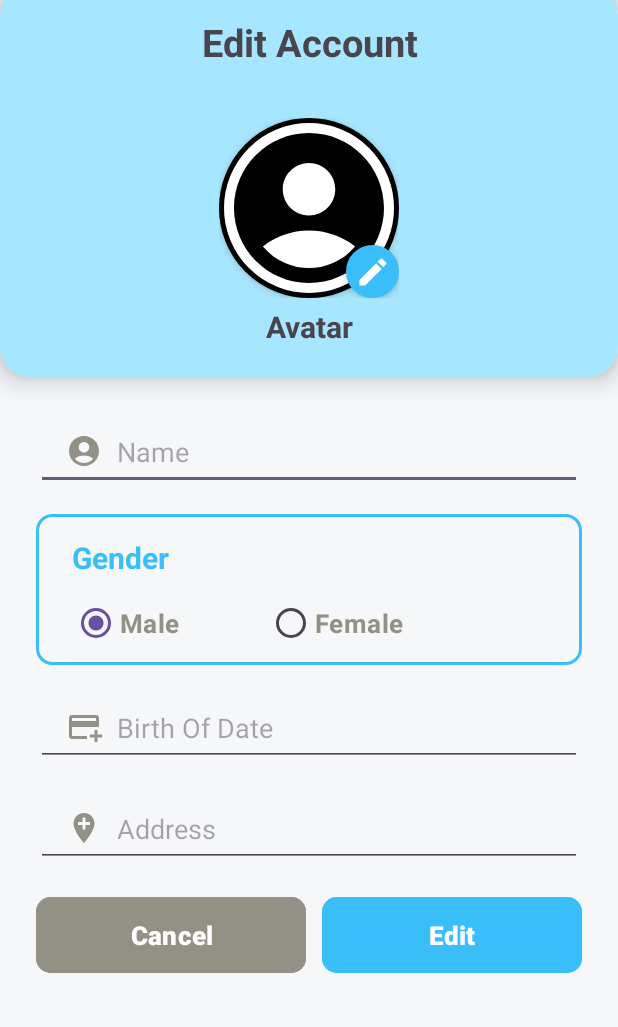
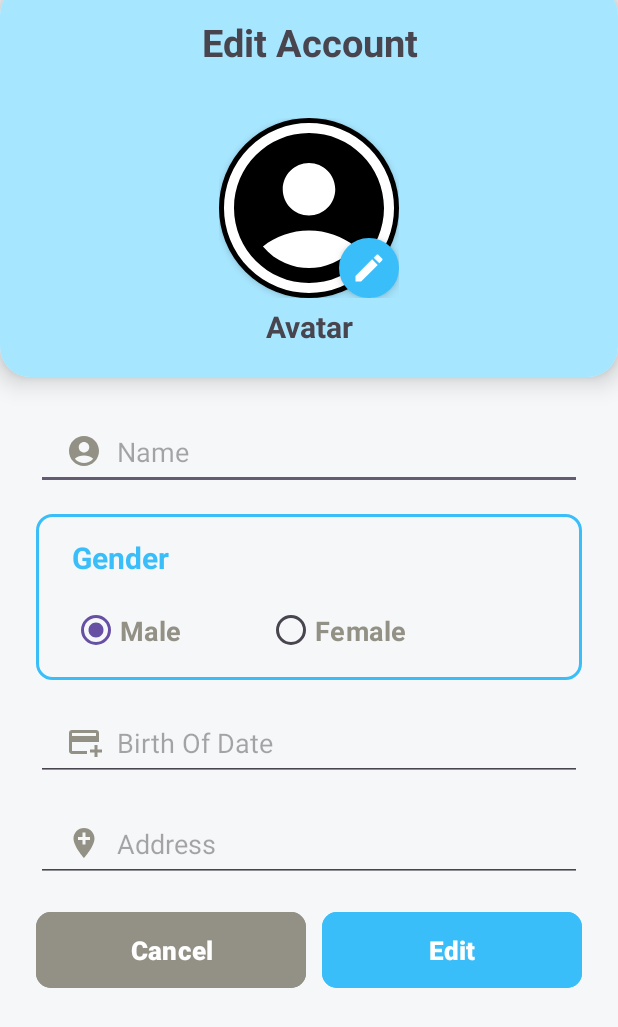
Before and after one commit to Prabu12345/HOTELKU, an Android app: the editProfile screen opened directly, with no data from a screen before it, on a phone screen of 412 x 824 dp. Shown: the top 1027 px of the screen. Run offline under Robolectric (Android 15) with nearby library versions, the phone set to English and light mode, and no system bars; our stand-ins replace Firebase (no records; nobody signed in at launch, a user with empty details on screens opened directly).

Commit message:
Commit Week 3 (Addition)

```diff
--- a/app/src/main/res/layout/activity_editprofile.xml
+++ b/app/src/main/res/layout/activity_editprofile.xml
@@ -48,12 +48,13 @@
 
                 <ImageButton
                     android:id="@+id/editAvatarButton"
-                    android:layout_width="35dp"
-                    android:layout_height="35dp"
+                    android:layout_width="40dp"
+                    android:layout_height="40dp"
                     android:layout_alignEnd="@id/avatarImage"
                     android:layout_alignBottom="@id/avatarImage"
                     android:background="@drawable/buttonroundcorner"
                     android:backgroundTint="@color/blue"
+                    android:contentDescription="@string/edit_avatar"
                     android:scaleType="center"
                     android:src="@drawable/ic_edit"
                     android:translationZ="4dp" />
@@ -64,6 +65,7 @@
                     android:layout_height="120dp"
                     android:layout_centerHorizontal="true"
                     android:background="@drawable/roundcorner"
+                    android:contentDescription="@string/avatar"
                     android:elevation="3dp"
                     android:scaleType="fitCenter"
                     android:src="@drawable/ic_account" />
@@ -142,23 +144,23 @@
             <RadioButton
                 android:id="@+id/radioMale"
                 android:layout_width="130dp"
-                android:layout_height="40dp"
+                android:layout_height="50dp"
                 android:buttonTint="@color/white"
                 android:checked="true"
                 android:text="@string/male"
                 android:textColor="@color/silver"
                 android:textColorHighlight="@color/cardview_dark_background"
-                android:textSize="17sp"
+                android:textSize="18sp"
                 android:textStyle="bold" />
 
             <RadioButton
                 android:id="@+id/radioFemale"
                 android:layout_width="match_parent"
-                android:layout_height="40dp"
+                android:layout_height="50dp"
                 android:text="@string/female"
                 android:textColor="@color/silver"
                 android:textColorHighlight="@color/cardview_dark_background"
-                android:textSize="17sp"
+                android:textSize="18sp"
                 android:textStyle="bold" />
         </RadioGroup>
     </RelativeLayout>
--- a/app/src/main/res/values/strings.xml
+++ b/app/src/main/res/values/strings.xml
@@ -31,6 +31,7 @@
     <string name="no_check_out">No Check-out</string>
     <string name="no_check_in">No Check-in</string>
     <string name="no_room">No Room</string>
+    <string name="edit_avatar">Edit Avatar</string>
 
     <dimen name="grid">80dp</dimen>
 </resources>
```
Also changed, not shown: app/src/main/java/com/example/hotelku/Checkin.java (+7 -0 lines), app/src/main/java/com/example/hotelku/Checkout.java (+7 -0 lines), app/src/main/java/com/example/hotelku/Reservation.java (+8 -0 lines), app/src/main/res/layout/fragment_beranda.xml (+11 -4 lines), app/src/main/res/drawable/contact.jpg (deleted), app/src/main/res/drawable/food.jpg (deleted), app/src/main/res/drawable/pay.jpg (deleted), app/src/main/res/drawable/room.jpg (deleted).
